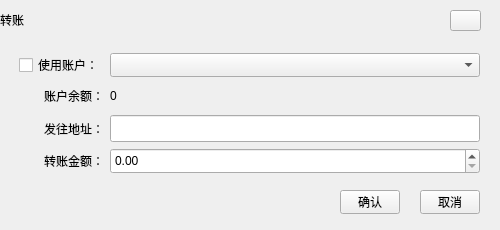
Before: the Qt Designer form popwidget/TransferWidget.ui in HcashOrg/HX-IDE, drawn with Qt 5.
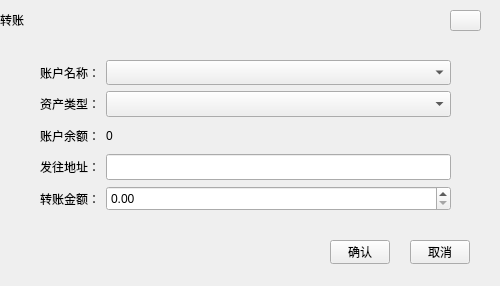
After: the same form once the commit is applied.

Diff of the .ui file:
```diff
--- a/popwidget/TransferWidget.ui
+++ b/popwidget/TransferWidget.ui
@@ -7,7 +7,7 @@
     <x>0</x>
     <y>0</y>
     <width>500</width>
-    <height>230</height>
+    <height>286</height>
    </rect>
   </property>
   <property name="windowTitle">
@@ -45,8 +45,8 @@
   <widget class="QToolButton" name="okBtn">
    <property name="geometry">
     <rect>
-     <x>340</x>
-     <y>190</y>
+     <x>330</x>
+     <y>240</y>
      <width>60</width>
      <height>24</height>
     </rect>
@@ -61,8 +61,8 @@
   <widget class="QToolButton" name="cancelBtn">
    <property name="geometry">
     <rect>
-     <x>420</x>
-     <y>190</y>
+     <x>410</x>
+     <y>240</y>
      <width>60</width>
      <height>24</height>
     </rect>
@@ -74,20 +74,23 @@
     <string>取消</string>
    </property>
   </widget>
-  <widget class="QWidget" name="layoutWidget">
+  <widget class="QWidget" name="">
    <property name="geometry">
     <rect>
-     <x>19</x>
-     <y>53</y>
-     <width>461</width>
-     <height>121</height>
+     <x>40</x>
+     <y>60</y>
+     <width>411</width>
+     <height>151</height>
     </rect>
    </property>
    <layout class="QGridLayout" name="gridLayout">
     <item row="0" column="0">
-     <widget class="QCheckBox" name="checkBox">
+     <widget class="QLabel" name="label_6">
       <property name="text">
-       <string>使用账户：</string>
+       <string>账户名称：</string>
+      </property>
+      <property name="alignment">
+       <set>Qt::AlignRight|Qt::AlignTrailing|Qt::AlignVCenter</set>
       </property>
      </widget>
     </item>
@@ -102,6 +105,26 @@
      </widget>
     </item>
     <item row="1" column="0">
+     <widget class="QLabel" name="label_7">
+      <property name="text">
+       <string>资产类型：</string>
+      </property>
+      <property name="alignment">
+       <set>Qt::AlignRight|Qt::AlignTrailing|Qt::AlignVCenter</set>
+      </property>
+     </widget>
+    </item>
+    <item row="1" column="1">
+     <widget class="QComboBox" name="comboBox_asset">
+      <property name="sizePolicy">
+       <sizepolicy hsizetype="Preferred" vsizetype="Preferred">
+        <horstretch>0</horstretch>
+        <verstretch>0</verstretch>
+       </sizepolicy>
+      </property>
+     </widget>
+    </item>
+    <item row="2" column="0">
      <widget class="QLabel" name="label_3">
       <property name="text">
        <string>账户余额：</string>
@@ -111,14 +134,14 @@
       </property>
      </widget>
     </item>
-    <item row="1" column="1">
+    <item row="2" column="1">
      <widget class="QLabel" name="label_balance">
       <property name="text">
        <string>0</string>
       </property>
      </widget>
     </item>
-    <item row="2" column="0">
+    <item row="3" column="0">
      <widget class="QLabel" name="label_4">
       <property name="text">
        <string>发往地址：</string>
@@ -128,7 +151,7 @@
       </property>
      </widget>
     </item>
-    <item row="2" column="1">
+    <item row="3" column="1">
      <widget class="QLineEdit" name="lineEdit">
       <property name="sizePolicy">
        <sizepolicy hsizetype="Expanding" vsizetype="Preferred">
@@ -138,7 +161,7 @@
       </property>
      </widget>
     </item>
-    <item row="3" column="0">
+    <item row="4" column="0">
      <widget class="QLabel" name="label_5">
       <property name="text">
        <string>转账金额：</string>
@@ -148,7 +171,7 @@
       </property>
      </widget>
     </item>
-    <item row="3" column="1">
+    <item row="4" column="1">
      <widget class="QDoubleSpinBox" name="doubleSpinBox">
       <property name="sizePolicy">
        <sizepolicy hsizetype="Minimum" vsizetype="Preferred">
```
Left out of the diff: 2 changed lines with no effect on the pictures.
